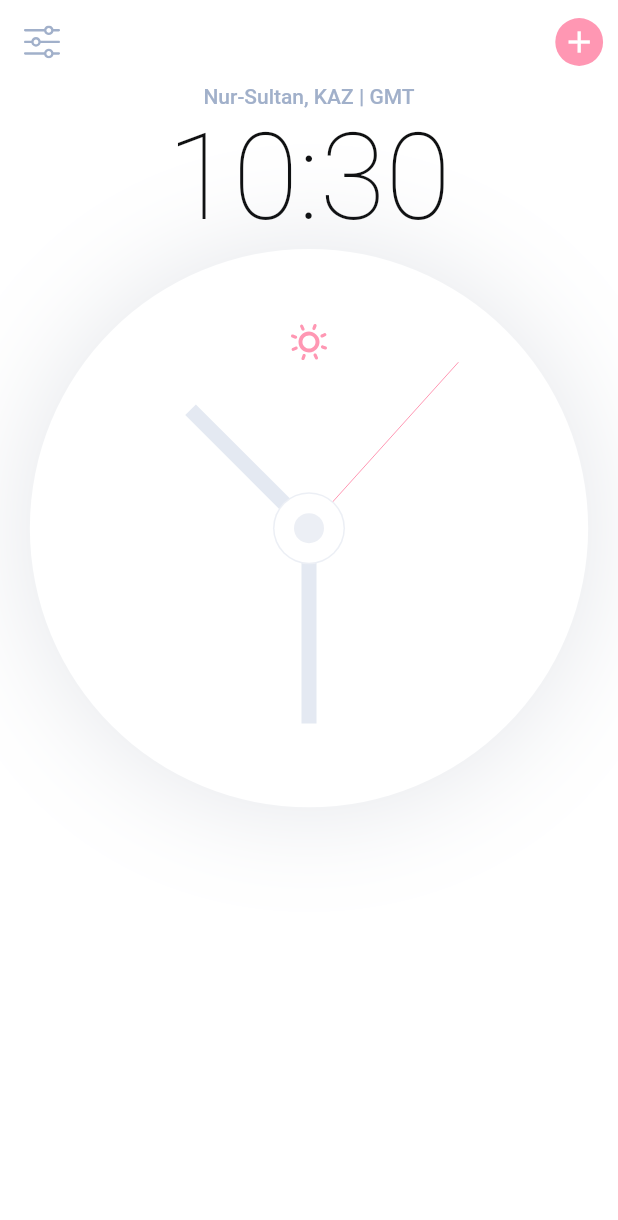
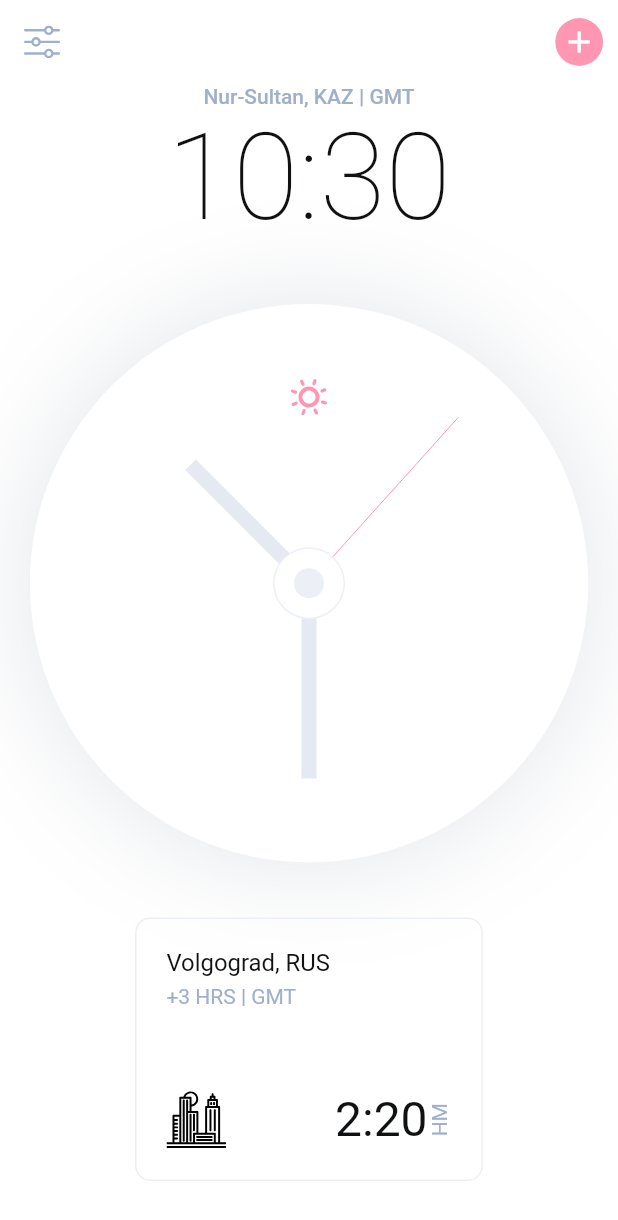
Before and after one commit to adil-nauruzbaev/ClockApp, a Flutter app: the screen it shows after launch, on a phone screen of 412 x 824 dp. Shown: the top 1220 px of the screen. Run offline on Flutter 3.47's test engine with Material 2 defaults, Android fonts, the phone set to English and light mode, and no system bars; our stand-ins replace flutter_svg, google_fonts; missing offline and left inert: dart:ffi.

Commit message:
side Panel

```diff
--- a/lib/main.dart
+++ b/lib/main.dart
@@ -14,14 +14,14 @@ class MyApp extends StatelessWidget {
   Widget build(BuildContext context) {
     return ChangeNotifierProvider(
       create: (context) => MyThemeModel(),
-      child: MaterialApp(
+      child: Consumer<MyThemeModel> (builder: (context, theme, child) => MaterialApp(
         debugShowCheckedModeBanner: false,
         title: 'Clock',
         theme: themeData(context),
         darkTheme: darkThemeData(context),
-        themeMode: ThemeMode.light,
+        themeMode: theme.isLightTheme ? ThemeMode.light : ThemeMode.dark,
         home: HomeScreen(),
-      ),
+      ),)
     );
   }
 }
--- a/lib/screens/companents/body.dart
+++ b/lib/screens/companents/body.dart
@@ -1,13 +1,16 @@
 import 'package:analog_clock/screens/companents/clock.dart';
 import 'package:analog_clock/screens/companents/timeinhours.dart';
+import 'package:analog_clock/size_config.dart';
 import 'package:flutter/material.dart';
+import 'package:flutter_svg/flutter_svg.dart';
 
 class Body extends StatelessWidget {
   const Body({Key key}) : super(key: key);
 
   @override
   Widget build(BuildContext context) {
-    return SizedBox(
+    return SafeArea(
+      child: SizedBox(
         width: double.infinity,
         child: Column(
           children: [
@@ -16,9 +19,82 @@ class Body extends StatelessWidget {
               style: Theme.of(context).textTheme.bodyText1,
             ),
             TimeInYearsHourAndMinute(),
+            Spacer(),
             Clock(),
+            Spacer(),
+            CountryCard(
+              country: "Volgograd, RUS",
+              timeZone: "+3 HRS | GMT",
+              iconSrc: "assets/icons/volg.svg",
+              time: "2:20",
+              period: "HM",
+            ),
+            Spacer(),
           ],
+        ),
       ),
     );
   }
 }
+
+class CountryCard extends StatelessWidget {
+  const CountryCard({
+    Key key,
+    @required this.country,
+    @required this.timeZone,
+    @required this.iconSrc,
+    @required this.time,
+    @required this.period,
+  }) : super(key: key);
+  final String country, timeZone, iconSrc, time, period;
+
+  @override
+  Widget build(BuildContext context) {
+    return SizedBox(
+      width: getProportionateScreenWidth(233),
+      child: AspectRatio(
+        aspectRatio: 1.32,
+        child: Container(
+          padding: EdgeInsets.all(getProportionateScreenWidth(20)),
+          decoration: BoxDecoration(
+            borderRadius: BorderRadius.circular(10),
+            border: Border.all(
+              color: Theme.of(context).primaryIconTheme.color,
+            ),
+          ),
+          child:
+              Column(crossAxisAlignment: CrossAxisAlignment.start, children: [
+            Text(
+              country,
+              style: Theme.of(context).textTheme.headline4.copyWith(
+                    fontSize: getProportionateScreenWidth(16),
+                  ),
+            ),
+            SizedBox(
+              height: 5,
+            ),
+            Text(timeZone),
+            Spacer(),
+            Row(
+              children: [
+                SvgPicture.asset(
+                  iconSrc,
+                  width: getProportionateScreenWidth(40),
+                ),
+                Spacer(),
+                Text(
+                  time,
+                  style: Theme.of(context).textTheme.headline4,
+                ),
+                RotatedBox(
+                  quarterTurns: 3,
+                  child: Text(period),
+                )
+              ],
+            )
+          ]),
+        ),
+      ),
+    );
+  }
+}
--- a/lib/screens/companents/clock.dart
+++ b/lib/screens/companents/clock.dart
@@ -1,10 +1,12 @@
 import 'dart:async';
 import 'dart:math';
 import 'package:analog_clock/constants.dart';
+import 'package:analog_clock/models/my_theme_provider.dart';
 import 'package:analog_clock/screens/companents/calculator_hours.dart';
 import 'package:analog_clock/size_config.dart';
 import 'package:flutter/material.dart';
 import 'package:flutter_svg/flutter_svg.dart';
+import 'package:provider/provider.dart';
 
 class Clock extends StatefulWidget {
   const Clock({Key key}) : super(key: key);
@@ -60,11 +62,18 @@ class _ClockState extends State<Clock> {
           top: 50,
           left: 0,
           right: 0,
-          child: SvgPicture.asset(
-            'assets/icons/Sun.svg',
-            height: 24,
-            width: 24,
-            color: Theme.of(context).primaryColor,
+          child: Consumer<MyThemeModel>(
+            builder: (context, theme, child) => GestureDetector(
+              onTap: () => theme.changeTheme(),
+              child: SvgPicture.asset(
+                theme.isLightTheme
+                    ? 'assets/icons/Sun.svg'
+                    : 'assets/icons/Moon.svg',
+                height: 24,
+                width: 24,
+                color: Theme.of(context).primaryColor,
+              ),
+            ),
           ),
         )
       ],
```
Also changed, not shown: assets/icons/nur.svg (added), assets/icons/volg.svg (added). Lines whose indentation alone changed are shown as unchanged.
